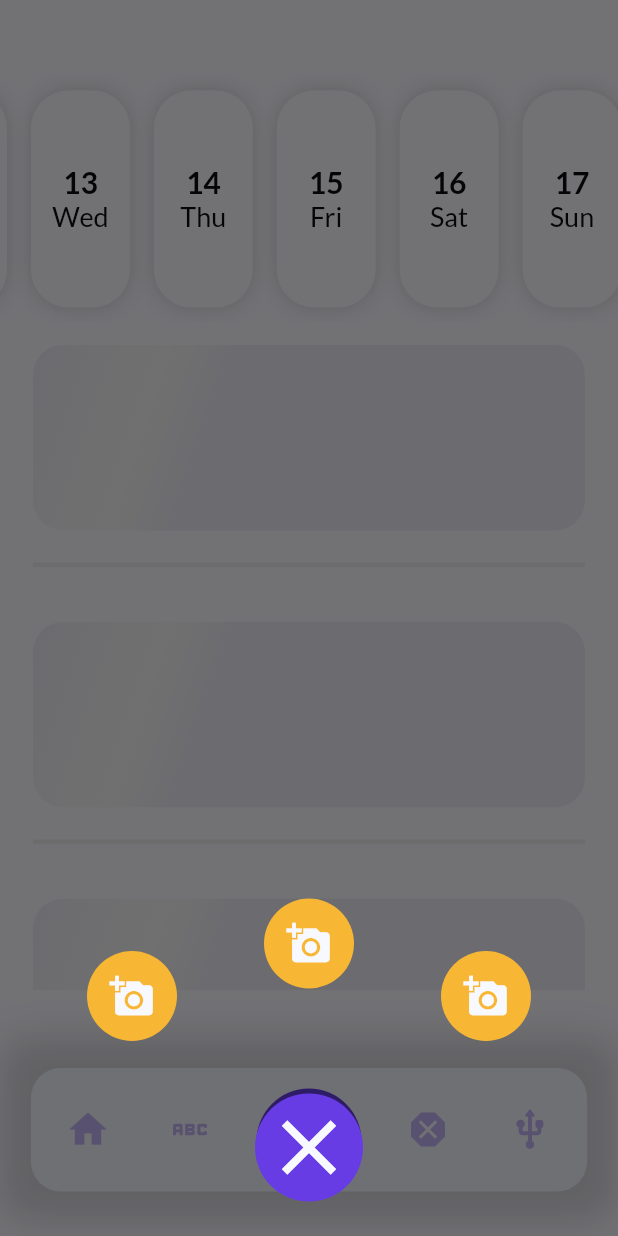
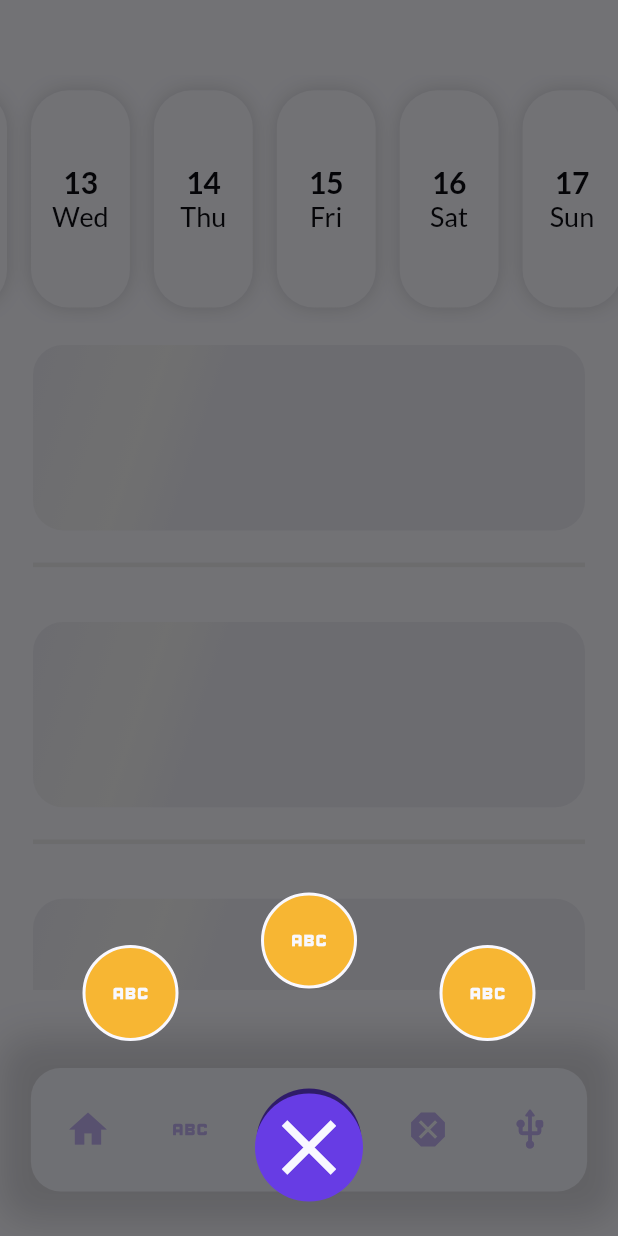
Before and after one commit to guilhermebernava/app, a Flutter app: the screen it shows after launch, scrolled down 423 dp, after a tap on the "add" icon, on a phone screen of 412 x 824 dp. Run offline on Flutter 3.47's test engine with Material 2 defaults, Android fonts, the phone set to English and light mode, and no system bars; our stand-ins replace dartz, flutter_bloc, flutter_modular, google_fonts, syncfusion_flutter_charts.

Commit message:
refactor alert dialog

```diff
--- a/app/lib/modules/home/presenter/widgets/bottom_bar_add_button.dart
+++ b/app/lib/modules/home/presenter/widgets/bottom_bar_add_button.dart
@@ -1,3 +1,4 @@
+import 'package:app/modules/home/presenter/widgets/dialog_widgets/dialog_home_menu.dart';
 import 'package:app/themes/colors/app_colors.dart';
 import 'package:flutter/material.dart';
 import 'package:flutter_modular/flutter_modular.dart';
@@ -39,94 +40,15 @@ class _BottomBarAddButtonState extends State<BottomBarAddButton>
         if (icon == Icons.close) {
           showDialog(
             context: context,
-              builder: ((context) {
-                return Column(
-                  mainAxisAlignment: MainAxisAlignment.end,
-                  children: [
-                    Row(
-                      mainAxisAlignment: MainAxisAlignment.spaceEvenly,
-                      children: [
-                        Padding(
-                          padding: const EdgeInsets.only(bottom: 0),
-                          child: Container(
-                            decoration: const BoxDecoration(
-                              color: AppColors.orange,
-                              shape: BoxShape.circle,
-                            ),
-                            child: const Padding(
-                              padding: EdgeInsets.all(15.0),
-                              child: Icon(
-                                Icons.add_a_photo,
-                                color: AppColors.white,
-                                size: 30,
-                              ),
-                            ),
-                          ),
-                        ),
-                        Padding(
-                          padding: const EdgeInsets.only(bottom: 70),
-                          child: Container(
-                            decoration: const BoxDecoration(
-                              color: AppColors.orange,
-                              shape: BoxShape.circle,
-                            ),
-                            child: const Padding(
-                              padding: EdgeInsets.all(15.0),
-                              child: Icon(
-                                Icons.add_a_photo,
-                                color: AppColors.white,
-                                size: 30,
-                              ),
-                            ),
-                          ),
-                        ),
-                        Padding(
-                          padding: const EdgeInsets.only(bottom: 0),
-                          child: Container(
-                            decoration: const BoxDecoration(
-                              color: AppColors.orange,
-                              shape: BoxShape.circle,
-                            ),
-                            child: const Padding(
-                              padding: EdgeInsets.all(15.0),
-                              child: Icon(
-                                Icons.add_a_photo,
-                                color: AppColors.white,
-                                size: 30,
-                              ),
-                            ),
-                          ),
-                        ),
-                      ],
-                    ),
-                    GestureDetector(
+            builder: (_) => DialogHomeMenu(
               onTap: () {
                 setState(() {
                   icon = Icons.add;
                 });
                 Modular.to.pop();
               },
-                      child: Padding(
-                        padding: const EdgeInsets.only(bottom: 23),
-                        child: Container(
-                          decoration: const BoxDecoration(
-                            gradient: AppColors.primaryGradient,
-                            shape: BoxShape.circle,
             ),
-                          child: const Padding(
-                            padding: EdgeInsets.all(5.0),
-                            child: Icon(
-                              Icons.close,
-                              size: 62,
-                              color: AppColors.white,
-                            ),
-                          ),
-                        ),
-                      ),
-                    ),
-                  ],
           );
-              }));
         }
       },
       child: Container(
--- /dev/null
+++ b/app/lib/modules/home/presenter/widgets/dialog_widgets/dialog_button.dart
@@ -0,0 +1,45 @@
+import 'package:app/themes/colors/app_colors.dart';
+import 'package:flutter/material.dart';
+
+class DialogButton extends StatelessWidget {
+  final IconData icon;
+  final VoidCallback onTap;
+  final Color backgroundColor;
+  final EdgeInsets padding;
+
+  const DialogButton({
+    super.key,
+    required this.icon,
+    required this.onTap,
+    this.backgroundColor = AppColors.orange,
+    this.padding = const EdgeInsets.only(bottom: 70),
+  });
+
+  @override
+  Widget build(BuildContext context) {
+    return Padding(
+      padding: padding,
+      child: GestureDetector(
+        onTap: onTap,
+        child: Container(
+          decoration: BoxDecoration(
+            color: backgroundColor,
+            shape: BoxShape.circle,
+            border: Border.all(
+              color: AppColors.white,
+              width: 2,
+            ),
+          ),
+          child: Padding(
+            padding: const EdgeInsets.all(15.0),
+            child: Icon(
+              icon,
+              color: AppColors.white,
+              size: 30,
+            ),
+          ),
+        ),
+      ),
+    );
+  }
+}
--- /dev/null
+++ b/app/lib/modules/home/presenter/widgets/dialog_widgets/dialog_close_button.dart
@@ -0,0 +1,34 @@
+import 'package:app/themes/colors/app_colors.dart';
+import 'package:flutter/material.dart';
+
+class DialogCloseButton extends StatelessWidget {
+  final VoidCallback onTap;
+  const DialogCloseButton({
+    super.key,
+    required this.onTap,
+  });
+
+  @override
+  Widget build(BuildContext context) {
+    return GestureDetector(
+      onTap: onTap,
+      child: Padding(
+        padding: const EdgeInsets.only(bottom: 23),
+        child: Container(
+          decoration: const BoxDecoration(
+            gradient: AppColors.primaryGradient,
+            shape: BoxShape.circle,
+          ),
+          child: const Padding(
+            padding: EdgeInsets.all(5.0),
+            child: Icon(
+              Icons.close,
+              size: 62,
+              color: AppColors.white,
+            ),
+          ),
+        ),
+      ),
+    );
+  }
+}
--- /dev/null
+++ b/app/lib/modules/home/presenter/widgets/dialog_widgets/dialog_home_menu.dart
@@ -0,0 +1,42 @@
+import 'package:app/modules/home/presenter/widgets/dialog_widgets/dialog_button.dart';
+import 'package:app/modules/home/presenter/widgets/dialog_widgets/dialog_close_button.dart';
+import 'package:flutter/material.dart';
+
+class DialogHomeMenu extends StatelessWidget {
+  final VoidCallback onTap;
+  const DialogHomeMenu({
+    super.key,
+    required this.onTap,
+  });
+
+  @override
+  Widget build(BuildContext context) {
+    return Column(
+      mainAxisAlignment: MainAxisAlignment.end,
+      children: [
+        Row(
+          mainAxisAlignment: MainAxisAlignment.spaceEvenly,
+          children: [
+            DialogButton(
+              onTap: () {},
+              icon: Icons.abc,
+              padding: EdgeInsets.zero,
+            ),
+            DialogButton(
+              onTap: () {},
+              icon: Icons.abc,
+            ),
+            DialogButton(
+              padding: EdgeInsets.zero,
+              onTap: () {},
+              icon: Icons.abc,
+            ),
+          ],
+        ),
+        DialogCloseButton(
+          onTap: onTap,
+        ),
+      ],
+    );
+  }
+}
```
Lines whose indentation alone changed are shown as unchanged.
